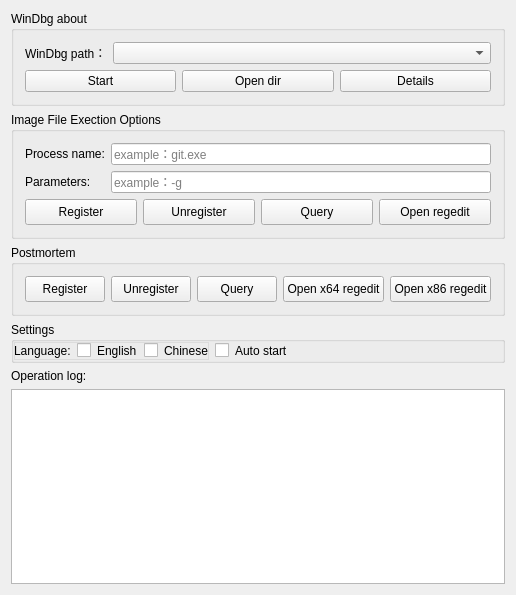
The window that WindbgIFEO/WindbgIFEO.ui (MingYueRuYa/worktools) describes before a commit, drawn with Qt 5.
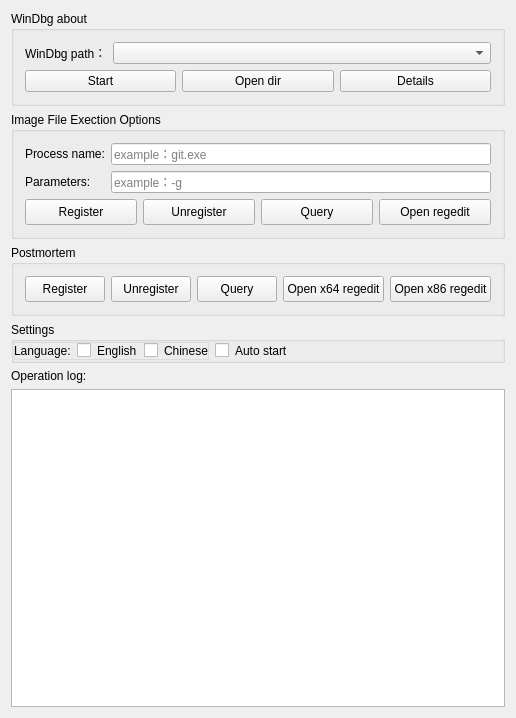
The same window after the commit.

```diff
--- a/WindbgIFEO/WindbgIFEO.ui
+++ b/WindbgIFEO/WindbgIFEO.ui
@@ -7,7 +7,7 @@
     <x>0</x>
     <y>0</y>
     <width>514</width>
-    <height>595</height>
+    <height>718</height>
    </rect>
   </property>
   <property name="minimumSize">
```
Left out of the diff: 2 changed lines with no effect on the pictures.
